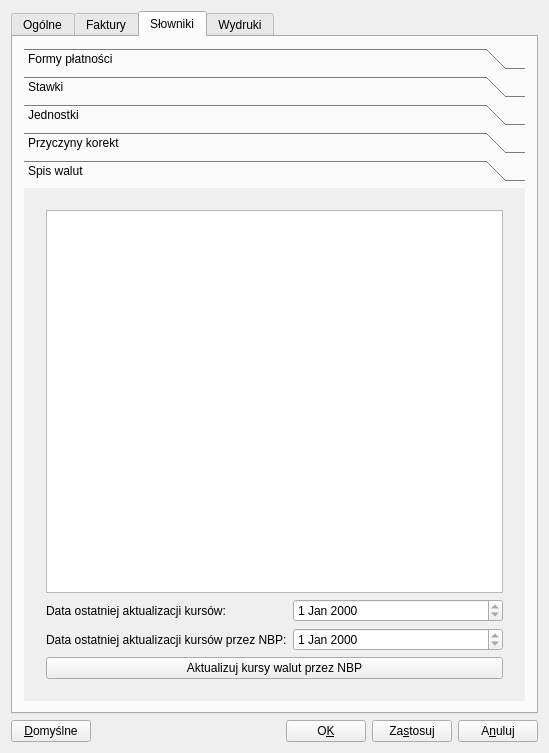
Above: qfaktury/ui/SettingsDialog.ui from tkQCompany/qcompany before the change. Below: the same form after it.
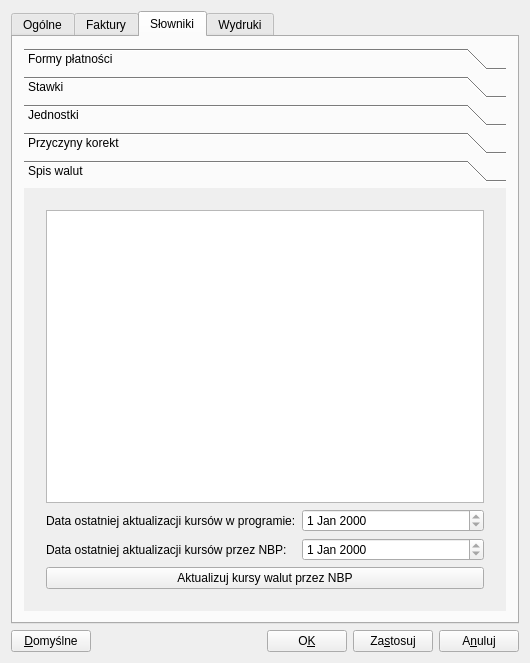
That is the form after the change. The open tabs and pages were chosen to show the change.

Commit message: - Fixed dates of updates of exchange rates - Changed accessors' names to QT'ish names of methods + related changes in other files - Splitted kind of date formats in SettingsGlobal. Now they are internal (for operations invisible for the users) and external (when users can see date formats)

The edit to the form file:
```diff
--- a/qfaktury/ui/SettingsDialog.ui
+++ b/qfaktury/ui/SettingsDialog.ui
@@ -6,8 +6,8 @@
    <rect>
     <x>0</x>
     <y>0</y>
-    <width>549</width>
-    <height>753</height>
+    <width>530</width>
+    <height>663</height>
    </rect>
   </property>
   <property name="sizePolicy">
@@ -1115,8 +1115,8 @@
            <rect>
             <x>0</x>
             <y>0</y>
-            <width>515</width>
-            <height>504</height>
+            <width>497</width>
+            <height>397</height>
            </rect>
           </property>
           <attribute name="label">
@@ -1144,7 +1144,7 @@
                 <item row="0" column="0">
                  <widget class="QLabel" name="labelLastUpdate">
                   <property name="text">
-                   <string>Data ostatniej aktualizacji kursów:</string>
+                   <string>Data ostatniej aktualizacji kursów w programie:</string>
                   </property>
                   <property name="buddy">
                    <cstring>dateEditLastUpdate</cstring>
```
Left out of the diff: 2 changed lines with no effect on the pictures. The commit also changes 9 other files.
